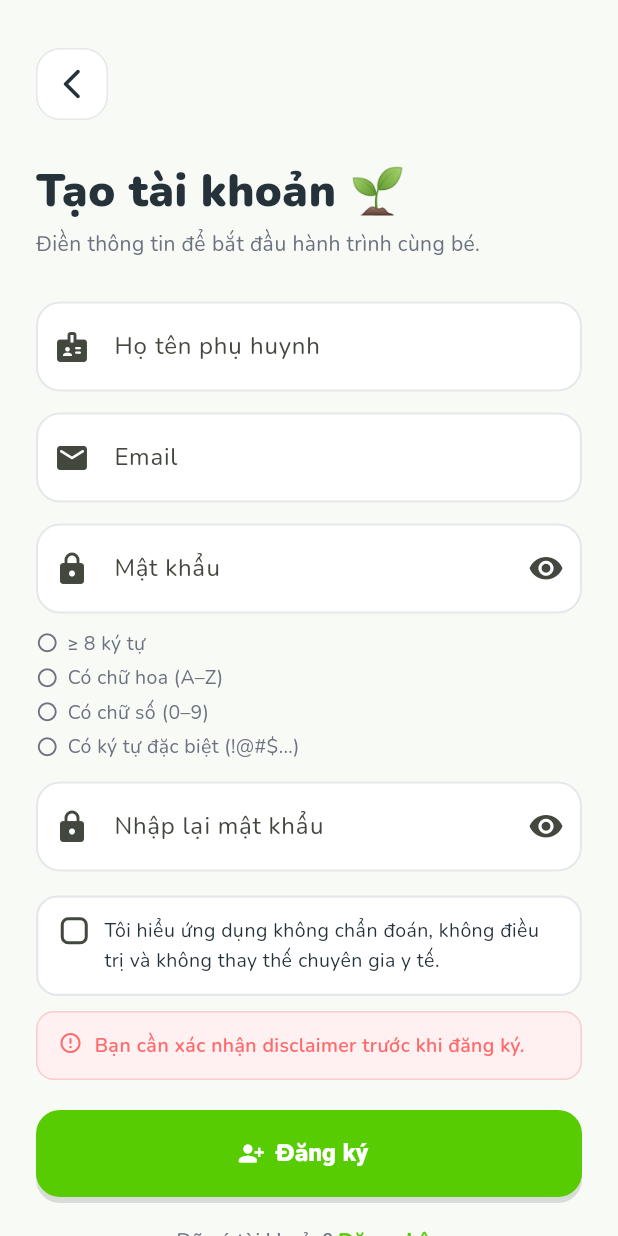
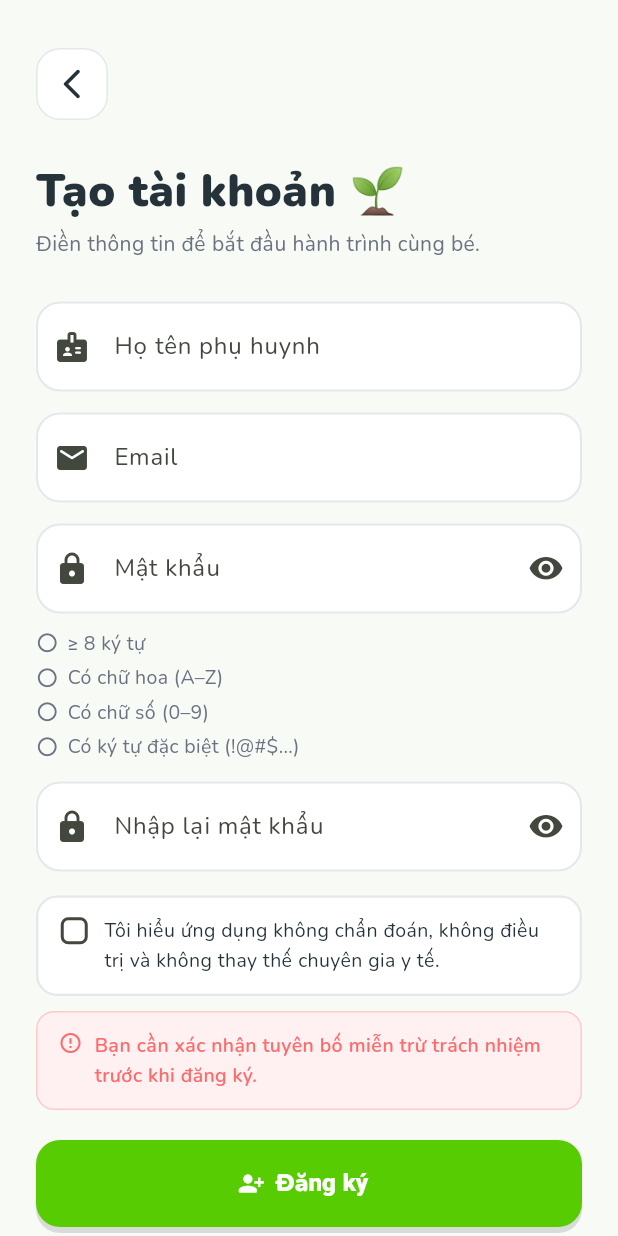
Before and after one commit to huynd4104/project-ha, a Flutter app: the RegisterScreen screen opened by its route, after a tap on "Đăng ký", on a phone screen of 412 x 824 dp. Run offline on Flutter 3.47's test engine with Material 3 defaults, Android fonts, the phone set to English and light mode, and no system bars; our stand-ins replace audioplayers, cached_network_image, flutter_animate, flutter_secure_storage, flutter_svg, flutter_tts and 6 more; missing offline and left inert: flutter_nfc_kit, mobile_scanner, ndef, record; accounts and stored records are empty.

```diff
--- a/mobile-flutter/lib/features/auth/screens/register_screen.dart
+++ b/mobile-flutter/lib/features/auth/screens/register_screen.dart
@@ -29,7 +29,7 @@ class _RegisterScreenState extends State<RegisterScreen> {
 
   Future<void> submit() async {
     if (!accepted) {
-      setState(() => error = 'Bạn cần xác nhận disclaimer trước khi đăng ký.');
+      setState(() => error = 'Bạn cần xác nhận tuyên bố miễn trừ trách nhiệm trước khi đăng ký.');
       return;
     }
     if (!formKey.currentState!.validate()) return;
```
